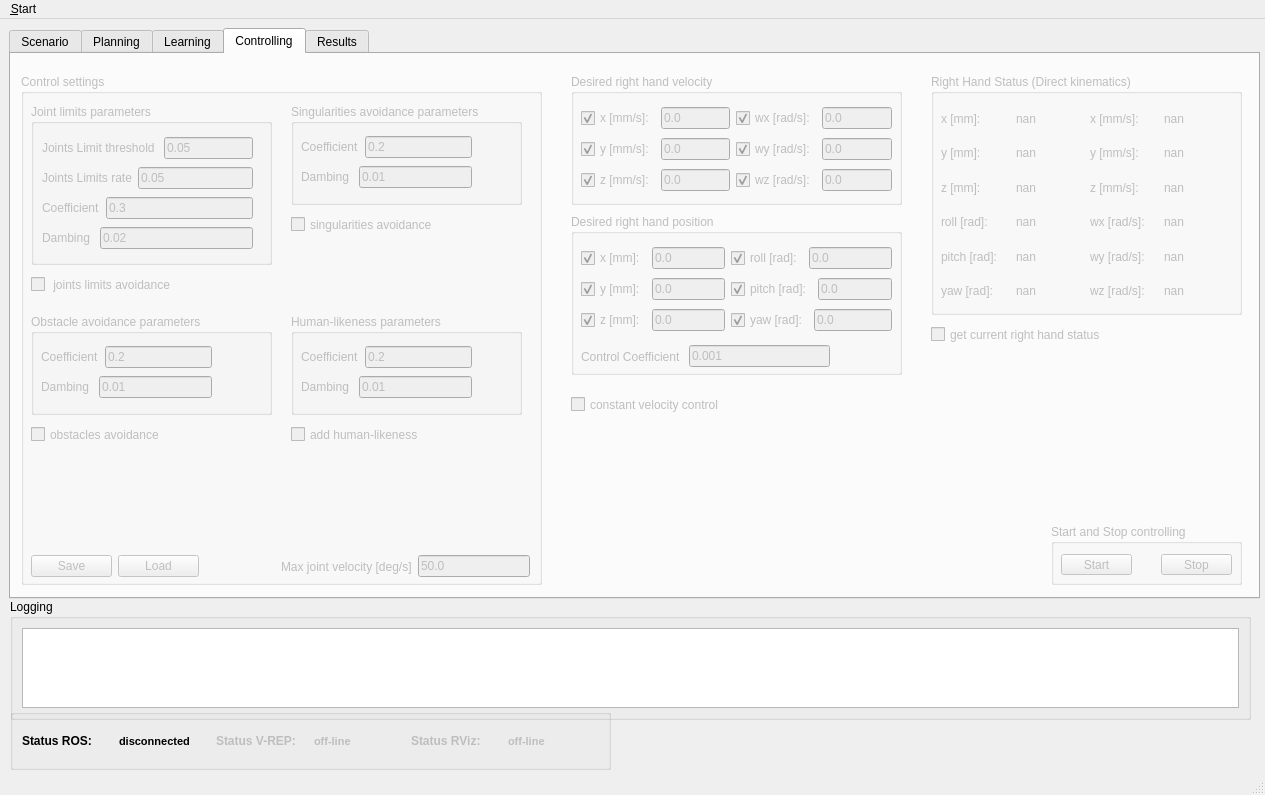
zohannn/motion_manager, file ui/main_window.ui: the form before one commit.
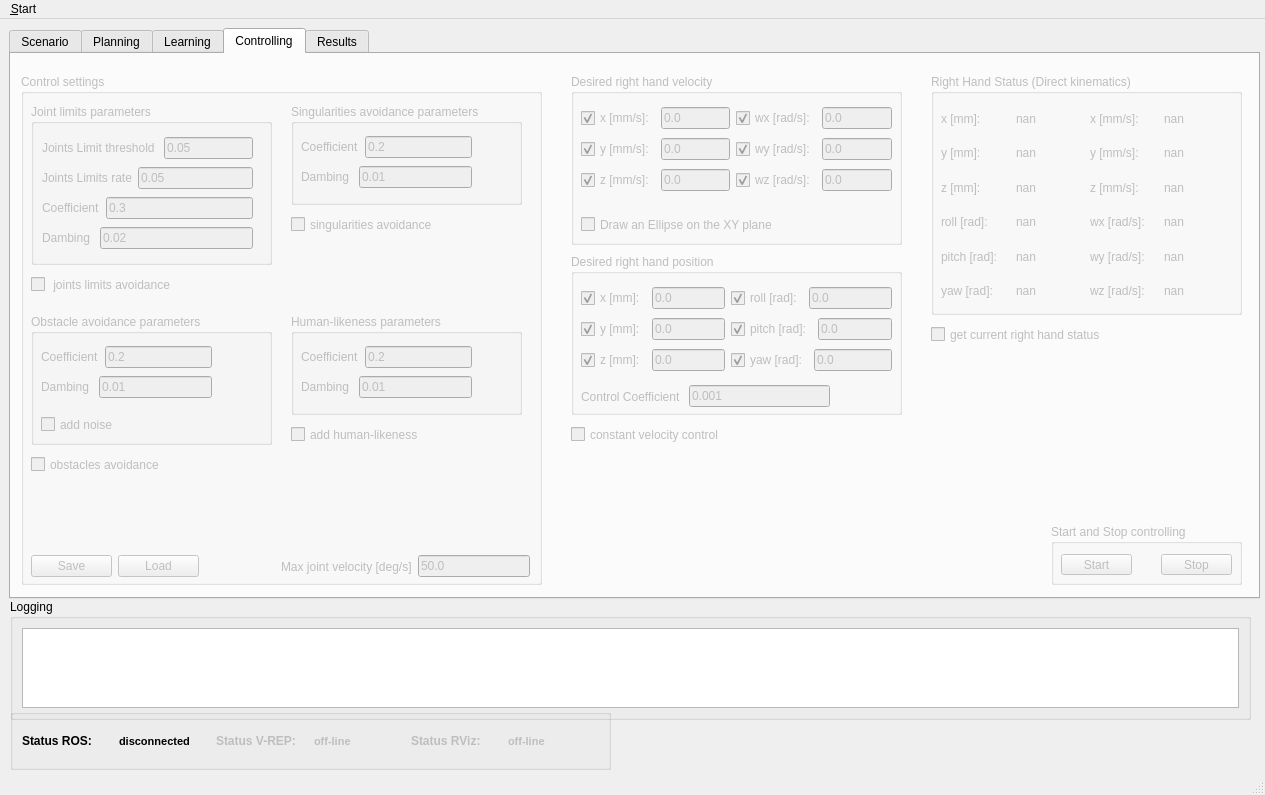
The form after the commit. Icons and pictures are not drawn. Custom widgets are drawn as their Qt base class.

What changed in the file:
```diff
--- a/ui/main_window.ui
+++ b/ui/main_window.ui
@@ -1747,7 +1747,7 @@
         <x>560</x>
         <y>20</y>
         <width>331</width>
-        <height>131</height>
+        <height>171</height>
        </rect>
       </property>
       <property name="title">
@@ -1899,12 +1899,25 @@
         </item>
        </layout>
       </widget>
+      <widget class="QCheckBox" name="checkBox_draw_ellipse">
+       <property name="geometry">
+        <rect>
+         <x>10</x>
+         <y>140</y>
+         <width>301</width>
+         <height>21</height>
+        </rect>
+       </property>
+       <property name="text">
+        <string>Draw an Ellipse on the XY plane</string>
+       </property>
+      </widget>
      </widget>
      <widget class="QGroupBox" name="groupBox_des_right_hand_pos">
       <property name="geometry">
        <rect>
         <x>560</x>
-        <y>160</y>
+        <y>200</y>
         <width>331</width>
         <height>161</height>
        </rect>
@@ -2102,7 +2115,7 @@
       <property name="geometry">
        <rect>
         <x>560</x>
-        <y>340</y>
+        <y>370</y>
         <width>181</width>
         <height>21</height>
        </rect>
@@ -2411,9 +2424,18 @@
         <height>511</height>
        </rect>
       </property>
+      <property name="font">
+       <font>
+        <underline>false</underline>
+        <strikeout>false</strikeout>
+       </font>
+      </property>
       <property name="title">
        <string>Control settings</string>
       </property>
+      <property name="flat">
+       <bool>false</bool>
+      </property>
       <widget class="QCheckBox" name="checkBox_hl_add">
        <property name="geometry">
         <rect>
@@ -2457,7 +2479,7 @@
        <property name="geometry">
         <rect>
          <x>10</x>
-         <y>350</y>
+         <y>380</y>
          <width>171</width>
          <height>21</height>
         </rect>
@@ -2659,7 +2681,7 @@
          <x>10</x>
          <y>240</y>
          <width>241</width>
-         <height>101</height>
+         <height>131</height>
         </rect>
        </property>
        <property name="title">
@@ -2713,6 +2735,19 @@
          </item>
         </layout>
        </widget>
+       <widget class="QCheckBox" name="checkBox_obsts_noise">
+        <property name="geometry">
+         <rect>
+          <x>10</x>
+          <y>100</y>
+          <width>85</width>
+          <height>21</height>
+         </rect>
+        </property>
+        <property name="text">
+         <string>add noise</string>
+        </property>
+       </widget>
       </widget>
       <widget class="QGroupBox" name="groupBox_hl_add_params">
        <property name="geometry">
@@ -2775,7 +2810,7 @@
         </layout>
        </widget>
       </widget>
-      <widget class="QWidget" name="">
+      <widget class="QWidget" name="layoutWidget">
        <property name="geometry">
         <rect>
          <x>10</x>
```
Left out of the diff: 5 changed lines with no effect on the pictures.
